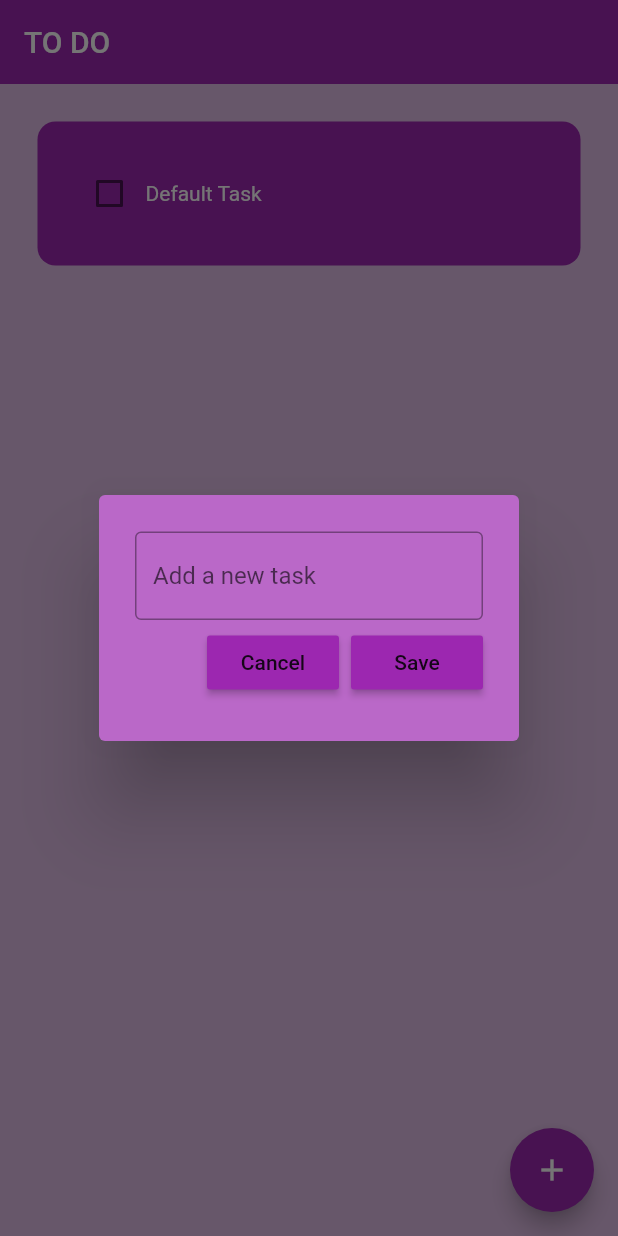
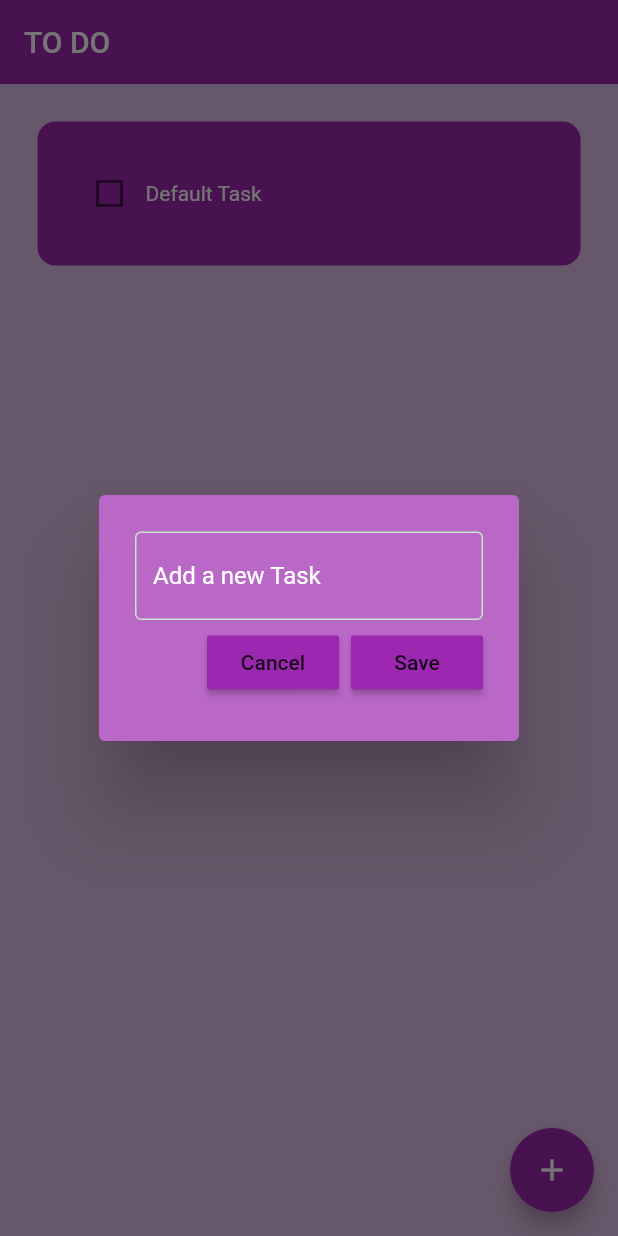
Before and after one commit to Rishipan/Flutter-Projects, a Flutter app: the screen it shows after launch, after a tap on the "add" icon, on a phone screen of 412 x 824 dp. Run offline on Flutter 3.47's test engine with Material 2 defaults, Android fonts, the phone set to English and light mode, and no system bars; drawn by our look-alikes of flutter_slidable; our stand-ins replace firebase_auth, firebase_core, flutter_heatmap_calendar, google_fonts, hive, hive_flutter; accounts and stored records are empty.

```diff
--- a/04. To Do/todo_list/lib/util/dialog_box.dart
+++ b/04. To Do/todo_list/lib/util/dialog_box.dart
@@ -2,24 +2,23 @@ import 'package:flutter/material.dart';
 import 'package:todo_list/util/my_button.dart';
 
 // ignore: must_be_immutable
-class DialogBox extends StatefulWidget {
+class DialogBox extends StatelessWidget {
   DialogBox({
     super.key,
     required this.controller,
     required this.onSave,
     required this.onCancel,
+    required this.hintText,
   });
 
   // ignore: prefer_typing_uninitialized_variables
   final controller;
   VoidCallback onSave;
   VoidCallback onCancel;
+  final String hintText;
 
-  @override
-  State<DialogBox> createState() => _DialogBoxState();
-}
+  // get hintText => null;
 
-class _DialogBoxState extends State<DialogBox> {
   @override
   Widget build(BuildContext context) {
     return AlertDialog(
@@ -31,10 +30,17 @@ class _DialogBoxState extends State<DialogBox> {
           children: [
             // get user input
             TextField(
-              controller: widget.controller,
-              decoration: const InputDecoration(
-                border: OutlineInputBorder(),
-                hintText: 'Add a new task',
+              controller: controller,
+              style: const TextStyle(color: Colors.white),
+              decoration: InputDecoration(
+                hintText: hintText,
+                hintStyle: const TextStyle(color: Colors.white),
+                enabledBorder: OutlineInputBorder(
+                  borderSide: BorderSide(color: Colors.green.shade100),
+                ),
+                focusedBorder: OutlineInputBorder(
+                  borderSide: BorderSide(color: Colors.green.shade100),
+                ),
               ),
             ),
 
@@ -43,12 +49,12 @@ class _DialogBoxState extends State<DialogBox> {
               mainAxisAlignment: MainAxisAlignment.end,
               children: [
                 // save button
-                MyButton(onPressed: widget.onCancel, text: 'Cancel'),
+                MyButton(onPressed: onCancel, text: 'Cancel'),
 
                 const SizedBox(width: 8),
 
                 // cancel button
-                MyButton(onPressed: widget.onSave, text: 'Save')
+                MyButton(onPressed: onSave, text: 'Save')
               ],
             )
           ],
--- a/04. To Do/todo_list/lib/util/todo_tile.dart
+++ b/04. To Do/todo_list/lib/util/todo_tile.dart
@@ -8,12 +8,14 @@ class ToDoTile extends StatelessWidget {
     required this.taskName,
     required this.taskCompleted,
     required this.onChanged,
+    required this.settingTapped,
     required this.deleteFunction,
   });
 
   final String taskName;
   final bool taskCompleted;
   Function(bool?)? onChanged;
+  final Function(BuildContext)? settingTapped;
   Function(BuildContext)? deleteFunction;
 
   @override
@@ -24,6 +26,14 @@ class ToDoTile extends StatelessWidget {
         endActionPane: ActionPane(
           motion: const StretchMotion(),
           children: [
+            // settings option
+            SlidableAction(
+              onPressed: settingTapped,
+              backgroundColor: Colors.grey.shade800,
+              icon: Icons.settings,
+              borderRadius: BorderRadius.circular(12),
+            ),
+            // delete option
             SlidableAction(
               onPressed: deleteFunction,
               icon: Icons.delete,
```
Also changed, not shown: 04. To Do/todo_list/lib/Pages/home_page.dart (+38 -1 lines).
